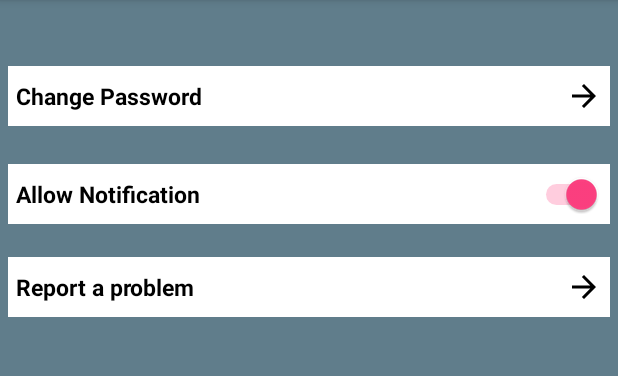
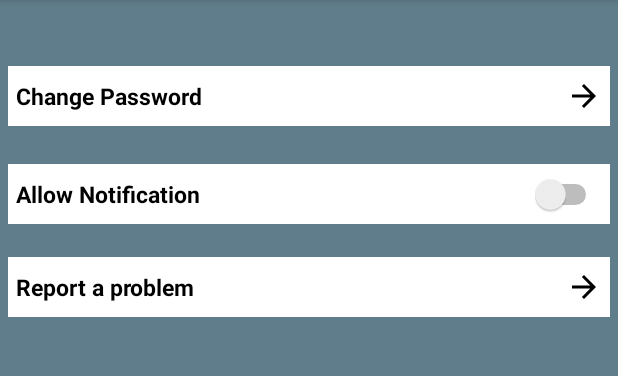
Before and after one commit to singhkishan93/VoyMate, an Android app: the ExploreScreen screen opened directly, with no data from a screen before it, in the options menu, after a tap on "Settings", on a phone screen of 412 x 824 dp, the part 84-460 px from its top. Run offline under Robolectric (Android 15) with nearby library versions, the phone set to English and light mode, and no system bars.

Commit message:
changes on 8-05-2018

```diff
--- a/app/src/main/java/com/opiant/voymate/activities/MainActivity.java
+++ b/app/src/main/java/com/opiant/voymate/activities/MainActivity.java
@@ -50,15 +50,18 @@ public class MainActivity extends AppCompatActivity implements NavigationView.On
     FragmentTransaction mFragmentTransaction;
     private static MainActivity instance;
     Toolbar toolbar;
+    Menu menu;
     ImageView imageView;
     TextView userName,userEmail,placeName;
     String Email,Name,Image,cityName;
+    SharedPreferences IdShared;
+    MenuItem item;
     @Override
     protected void onCreate(Bundle savedInstanceState) {
         super.onCreate(savedInstanceState);
         setContentView(R.layout.activity_main);
 
-        toolbar = (Toolbar) findViewById(R.id.toolbar);
+        toolbar = findViewById(R.id.toolbar);
         setSupportActionBar(toolbar);
 
         whiteNotificationBar(toolbar);
@@ -74,16 +77,16 @@ public class MainActivity extends AppCompatActivity implements NavigationView.On
             Email = bundle.getString("email");
             Name = bundle.getString("myname");
         }
-        DrawerLayout drawer = (DrawerLayout) findViewById(R.id.drawer_layout);
+        DrawerLayout drawer =findViewById(R.id.drawer_layout);
         ActionBarDrawerToggle toggle = new ActionBarDrawerToggle(
                 this, drawer, toolbar, R.string.navigation_drawer_open, R.string.navigation_drawer_close);
         drawer.addDrawerListener(toggle);
         toggle.syncState();
 
-        NavigationView navigationView = (NavigationView) findViewById(R.id.nav_view);
+        NavigationView navigationView = findViewById(R.id.nav_view);
         navigationView.setNavigationItemSelectedListener(this);
 
-        frameLayout = (FrameLayout) findViewById(R.id.containerView1);
+        frameLayout = findViewById(R.id.containerView1);
         mFragmentManager = getSupportFragmentManager();
         mFragmentTransaction = getSupportFragmentManager().beginTransaction();
         mFragmentTransaction.replace(R.id.containerView1, new ExploreScreen());
@@ -92,7 +95,7 @@ public class MainActivity extends AppCompatActivity implements NavigationView.On
 
 
         // Calling HeaderView Item and Making Click Listener on That
-        SharedPreferences IdShared = getSharedPreferences("VoyMate", MODE_PRIVATE);
+        IdShared = getSharedPreferences("VoyMate", MODE_PRIVATE);
         Email= IdShared.getString("email", "");
         Name= IdShared.getString("myname", "");
         /*String latitude = IdShared.getString("Lat","");
@@ -156,7 +159,7 @@ public class MainActivity extends AppCompatActivity implements NavigationView.On
 
     @Override
     public void onBackPressed() {
-        DrawerLayout drawer = (DrawerLayout) findViewById(R.id.drawer_layout);
+        DrawerLayout drawer = findViewById(R.id.drawer_layout);
         //super.onBackPressed();
         if (drawer.isDrawerOpen(GravityCompat.START)) {
             drawer.closeDrawer(GravityCompat.START);
@@ -178,7 +181,10 @@ public class MainActivity extends AppCompatActivity implements NavigationView.On
     @Override
     public boolean onCreateOptionsMenu(Menu menu) {
         // Inflate the menu; this adds items to the action bar if it is present.
+        super.onCreateOptionsMenu(menu);
         getMenuInflater().inflate(R.menu.main, menu);
+        this.menu = menu;
+        updateMenuTitles();
         return true;
     }
 
@@ -203,11 +209,14 @@ public class MainActivity extends AppCompatActivity implements NavigationView.On
     @SuppressWarnings("StatementWithEmptyBody")
     @Override
     public boolean onNavigationItemSelected(MenuItem item) {
+
+
         // Handle navigation view item clicks here.
         int id = item.getItemId();
 
          if (id == R.id.nav_explore) {
 
+             //item.setTitle("लॉग इन करे");
             Fragment exploreScreen = new ExploreScreen();
             FragmentTransaction exploreScreenTransaction = getSupportFragmentManager().beginTransaction();
             exploreScreenTransaction.replace(R.id.containerView1, exploreScreen);
@@ -278,9 +287,20 @@ public class MainActivity extends AppCompatActivity implements NavigationView.On
 
         }
 
-        DrawerLayout drawer = (DrawerLayout) findViewById(R.id.drawer_layout);
+        DrawerLayout drawer = findViewById(R.id.drawer_layout);
         drawer.closeDrawer(GravityCompat.START);
         return true;
+    }
+
+    private void updateMenuTitles() {
+        String language = IdShared.getString("language","");
+        MenuItem Settings = menu.findItem(R.id.action_settings);
+
+        if (language.equals("hi")) {
+            Settings.setTitle(R.string.hisettings);
+            toolbar.setTitle(R.string.app_name_hi);
+
+        }
     }
 
     private void whiteNotificationBar(View view) {
--- a/app/src/main/java/com/opiant/voymate/activities/PlacesOnMap.java
+++ b/app/src/main/java/com/opiant/voymate/activities/PlacesOnMap.java
@@ -257,9 +257,9 @@ public class PlacesOnMap extends AppCompatActivity implements OnMapReadyCallback
 
         }
 
-        mMap.moveCamera(CameraUpdateFactory.newLatLngZoom(origin, 10));
-        mMap.moveCamera(CameraUpdateFactory.newLatLngZoom(new LatLng(sLatitude, sLongitude), 10));
-        mMap.animateCamera(CameraUpdateFactory.newLatLngZoom(new LatLng(sLatitude, sLongitude), 10), 2000, null);
+        mMap.moveCamera(CameraUpdateFactory.newLatLngZoom(origin, 12));
+        mMap.moveCamera(CameraUpdateFactory.newLatLngZoom(new LatLng(sLatitude, sLongitude), 12));
+        mMap.animateCamera(CameraUpdateFactory.newLatLngZoom(new LatLng(sLatitude, sLongitude), 12), 2000, null);
 
         mMap.setOnInfoWindowClickListener(new GoogleMap.OnInfoWindowClickListener() {
             @Override
--- a/app/src/main/java/com/opiant/voymate/fragments/ExploreScreen.java
+++ b/app/src/main/java/com/opiant/voymate/fragments/ExploreScreen.java
@@ -1,5 +1,6 @@
 package com.opiant.voymate.fragments;
 
+import android.content.SharedPreferences;
 import android.graphics.Bitmap;
 import android.graphics.Canvas;
 import android.graphics.Path;
@@ -21,6 +22,8 @@ import com.opiant.voymate.utils.RecyclerViewClass;
 
 import java.util.List;
 
+import static android.content.Context.MODE_PRIVATE;
+
 
 public class ExploreScreen extends Fragment implements View.OnClickListener {
 
@@ -37,6 +40,7 @@ public class ExploreScreen extends Fragment implements View.OnClickListener {
     View view;
     private OnFragmentInteractionListener mListener;
     int id;
+    String prefLanguage;
 
     public ExploreScreen() {
         // Required empty public constructor
@@ -140,6 +144,27 @@ public class ExploreScreen extends Fragment implements View.OnClickListener {
         market1.setOnClickListener(this);
         market2.setOnClickListener(this);
         market3.setOnClickListener(this);
+
+        SharedPreferences IdShared = getActivity().getSharedPreferences("VoyMate", MODE_PRIVATE);
+
+        if (IdShared!=null) {
+            prefLanguage = IdShared.getString("language", "");
+
+            if (prefLanguage.equals("hi")) {
+
+                Monuments.setText(R.string.monument);
+                ReligiousPlace.setText(R.string.religious);
+                Mixed.setText(R.string.mixed);
+                Market.setText(R.string.market);
+            }
+            else if (prefLanguage.equals("en")){
+
+                Monuments.setText(R.string.emonument);
+                ReligiousPlace.setText(R.string.ereligious);
+                Mixed.setText(R.string.emixed);
+                Market.setText(R.string.emarket);
+            }
+        }
     }
 
 
--- a/app/src/main/java/com/opiant/voymate/fragments/LanguageSelection.java
+++ b/app/src/main/java/com/opiant/voymate/fragments/LanguageSelection.java
@@ -37,7 +37,7 @@ public class LanguageSelection extends Fragment {
 
             Id = bundle.getInt("ID");
         }
-        spinnerctrl = (Spinner) view.findViewById(R.id.spinner1);
+        spinnerctrl = view.findViewById(R.id.spinner1);
         spinnerctrl.setOnItemSelectedListener(new AdapterView.OnItemSelectedListener() {
 
             public void onItemSelected(AdapterView<?> parent, View view, int pos, long id) {
--- a/app/src/main/java/com/opiant/voymate/fragments/PlaceDetailsScreen.java
+++ b/app/src/main/java/com/opiant/voymate/fragments/PlaceDetailsScreen.java
@@ -68,9 +68,9 @@ public class PlaceDetailsScreen extends Fragment {
     public View onCreateView(LayoutInflater inflater, ViewGroup container, Bundle savedInstanceState) {
         View view = inflater.inflate(R.layout.fragment_place_details_screen, container, false);
         //Sight = (TextView)view.findViewById(R.id.textView5);
-        PlaceImage = (ImageView) view.findViewById(R.id.imageView18);
-        PlaceName = (TextView) view.findViewById(R.id.textView5);
-        More = (TextView)view.findViewById(R.id.textView10);
+        PlaceImage = view.findViewById(R.id.imageView18);
+        PlaceName = view.findViewById(R.id.textView5);
+        More = view.findViewById(R.id.textView10);
         KnowMore = (TextView)view.findViewById(R.id.more);
         AboutPlace = (TextView)view.findViewById(R.id.aboutplace);
         final ViewGroup.LayoutParams layoutparams = (RelativeLayout.LayoutParams) AboutPlace.getLayoutParams();
--- a/app/src/main/java/com/opiant/voymate/fragments/PlaceInfo.java
+++ b/app/src/main/java/com/opiant/voymate/fragments/PlaceInfo.java
@@ -251,10 +251,9 @@ public class PlaceInfo extends Fragment implements View.OnClickListener {
     }
 
     private void fireIntent(Intent intent, String type) {
-        //intent.putExtra("id_", id);
+
         intent.putExtra("lat", latitude);
         intent.putExtra("lng", longitude);
-        //intent.putExtra("name_", mTitle);
         intent.putExtra("Key", type);
         startActivity(intent);
     }
--- a/app/src/main/java/com/opiant/voymate/fragments/Settings.java
+++ b/app/src/main/java/com/opiant/voymate/fragments/Settings.java
@@ -3,6 +3,7 @@ package com.opiant.voymate.fragments;
 import android.annotation.SuppressLint;
 import android.app.PendingIntent;
 import android.content.Intent;
+import android.content.SharedPreferences;
 import android.content.pm.PackageManager;
 import android.net.Uri;
 import android.os.Bundle;
@@ -21,10 +22,13 @@ import android.widget.TextView;
 import android.widget.Toast;
 
 import com.opiant.voymate.R;
+import com.opiant.voymate.activities.MainActivity;
 
 import java.io.File;
 import java.io.FileWriter;
 import java.io.IOException;
+
+import static android.content.Context.MODE_PRIVATE;
 
 
 public class Settings extends Fragment implements View.OnClickListener {
@@ -73,18 +77,46 @@ public class Settings extends Fragment implements View.OnClickListener {
           View view = inflater.inflate(R.layout.fragment_settings, container, false);
           final Switch simpleSwitch = (Switch) view.findViewById(R.id.notification);
           ReportProblem = view.findViewById(R.id.report);
+
+        SharedPreferences IdShared = getActivity().getSharedPreferences("VoyMate", MODE_PRIVATE);
+        if (IdShared!=null){
+
+            boolean notiPref = IdShared.getBoolean("notipref",false);
+
+            if (notiPref==true){
+                simpleSwitch.setChecked(true);
+            }
+            else {
+                simpleSwitch.setChecked(false);
+            }
+
+        }
+        else {
+            simpleSwitch.setChecked(true);
+        }
+
         // check current state of a Switch (true or false).
         Boolean switchState = simpleSwitch.isChecked();
-        simpleSwitch.setChecked(true);
+
         simpleSwitch.setOnCheckedChangeListener(new CompoundButton.OnCheckedChangeListener() {
             @Override
             public void onCheckedChanged(CompoundButton compoundButton, boolean bChecked) {
                 if (bChecked) {
                     simpleSwitch.setChecked(true);
                     Toast.makeText(getContext(), ""+bChecked, Toast.LENGTH_SHORT).show();
+                    SharedPreferences passwordPref = getActivity().getSharedPreferences("VoyMate", MODE_PRIVATE);
+                    SharedPreferences.Editor editor = passwordPref.edit();
+                    editor.putBoolean("notipref", true);
+                    editor.apply();
+                    //Intent intent = new Intent(getContext(), MainActivity.class);
+                    //startActivity(intent);
                 } else {
                     simpleSwitch.setChecked(false);
                     Toast.makeText(getContext(), ""+bChecked, Toast.LENGTH_SHORT).show();
+                    SharedPreferences passwordPref = getActivity().getSharedPreferences("VoyMate", MODE_PRIVATE);
+                    SharedPreferences.Editor editor = passwordPref.edit();
+                    editor.putBoolean("notipref", false);
+                    editor.apply();
                 }
             }
         });
--- a/app/src/main/res/layout/fragment_explore_screen.xml
+++ b/app/src/main/res/layout/fragment_explore_screen.xml
@@ -27,7 +27,6 @@
                 android:layout_height="35dp"
                 android:layout_gravity="center_horizontal"
                 android:gravity="center"
-                android:text="Monuments"
                 android:textAllCaps="false"
                 android:background="#393646"
                 android:textColor="@color/white"
@@ -73,7 +72,6 @@
                 android:layout_alignParentStart="true"
                 android:layout_below="@+id/imageView2"
                 android:gravity="center"
-                android:text="Religious Places"
                 android:textAllCaps="false"
                 android:background="@color/bg_screen3"
                 android:textColor="@color/white"
@@ -119,7 +117,6 @@
                 android:layout_alignParentStart="true"
                 android:layout_below="@+id/imageView6"
                 android:gravity="center"
-                android:text="Mixed Bag"
                 android:textAllCaps="false"
                 android:background="@color/bg_screen1"
                 android:textColor="@color/white"
@@ -165,7 +162,6 @@
                 android:layout_alignParentStart="true"
                 android:layout_below="@+id/imageView10"
                 android:gravity="center"
-                android:text="Market and Shopping"
                 android:textAllCaps="false"
                 android:background="@color/bg_screen4"
                 android:textColor="@color/white"
--- a/app/src/main/res/values/colors.xml
+++ b/app/src/main/res/values/colors.xml
@@ -11,6 +11,7 @@
     <color name="bg_screen3">#3395ff</color>
     <color name="bg_screen5">#11A2fb</color>
     <color name="bg_screen4">#c873f4</color>
+    <color name="transparent1">#66000000</color>
 
     <!-- dots inactive colors -->
     <color name="dot_dark_screen1">#d1395c</color>
--- a/app/src/main/res/values/strings.xml
+++ b/app/src/main/res/values/strings.xml
@@ -1,5 +1,6 @@
 <resources xmlns:tools="http://schemas.android.com/tools">
     <string name="app_name">VoyMate</string>
+    <string name="app_name_hi">वोयमेट</string>
     <string name="navigation_drawer_open">Open navigation drawer</string>
     <string name="navigation_drawer_close">Close navigation drawer</string>
     <string name="nav_header_title">VoyMate App</string>
@@ -107,9 +108,23 @@
         <item>USD</item>
         <item>ZAR</item>
     </string-array>
+    <string name="monument">स्मारक</string>
+    <string name="religious">धार्मिक स्थल</string>
+    <string name="mixed">मिश्रित बैग</string>
+    <string name="market">बाजार और खरीदारी</string>
+    <string name="hisettings">सेटिंग्स</string>
+
+
+    <string name="emonument">Monuments</string>
+    <string name="ereligious">Religious Place</string>
+    <string name="emixed">Mixed Bag</string>
+    <string name="emarket">Market and Shopping</string>
+
+
 
     <string name="login_success">login success</string>
     <string name="login">LOGIN</string>
+    <string name="hlogin">लॉग इन करें</string>
     <string name="signup">SIGNUP</string>
     <string name="Username">Email</string>
     <string name="name">Name</string>
```
Also changed, not shown: app/src/main/java/com/opiant/voymate/activities/LoginActivity.java (+12 -1 lines), app/src/main/java/com/opiant/voymate/fragments/Tools.java (+20 -0 lines), app/src/main/java/com/opiant/voymate/nearbyapi/GetNearbyPlacesData.java (+1 -75 lines), 1 other file.
